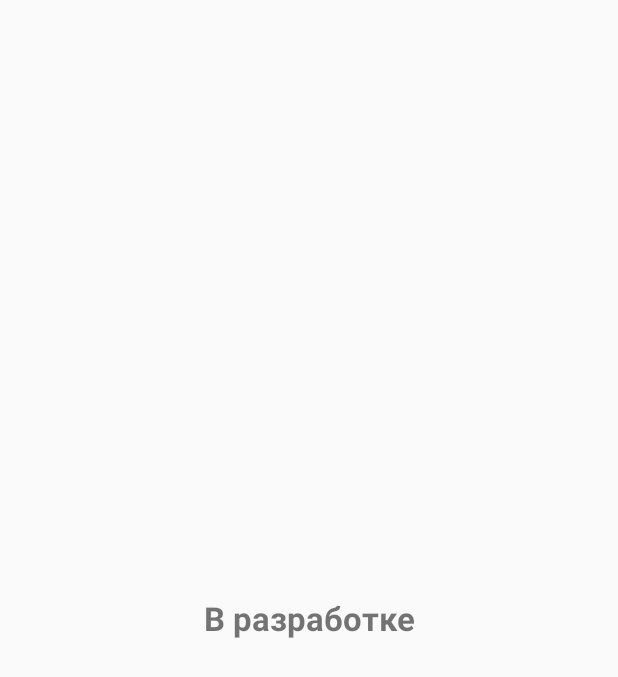
After one commit to sergiussheman/bsuirAndroidSchedule, an Android app: the layout fragment_exam_schedule.xml on its own in the app's theme, with its tools: preview values and no code run, on a phone screen of 412 x 824 dp. The commit adds this screen. Shown: the top 677 px of the screen. Run offline under Robolectric (Android 15) with nearby library versions, the phone set to English and light mode, and no system bars.

Commit message:
Added blank fragment for exam schedule

```diff
--- a/app/src/main/java/com/example/myapplication/Model/AvailableFragments.java
+++ b/app/src/main/java/com/example/myapplication/Model/AvailableFragments.java
@@ -7,5 +7,6 @@ public enum AvailableFragments {
     WhoAreYou,
     DownloadScheduleForGroup,
     DownloadScheduleForEmployee,
-    ShowSchedules
+    ShowSchedules,
+    ExamSchedule
 }
--- a/app/src/main/res/layout/fragment_download_schedule_for_employee.xml
+++ b/app/src/main/res/layout/fragment_download_schedule_for_employee.xml
@@ -35,13 +35,13 @@
             android:text="@string/enter_employee_name"/>
 
         <AutoCompleteTextView
-            android:layout_width="fill_parent"
+            android:layout_width="match_parent"
             android:layout_height="wrap_content"
             android:id="@+id/autoCompleteForEmployee"
             />
 
         <Button
-            android:layout_width="fill_parent"
+            android:layout_width="match_parent"
             android:layout_height="wrap_content"
             android:id="@+id/buttonForDownloadEmployeeSchedule"
             android:text="@string/download_schedule"/>
@@ -64,7 +64,7 @@
 
         <TableLayout
             android:id="@+id/tableLayoutForEmployee"
-            android:layout_width="fill_parent"
+            android:layout_width="match_parent"
             android:layout_height="wrap_content"/>
 
     </LinearLayout>
--- a/app/src/main/res/layout/fragment_download_schedule_for_group.xml
+++ b/app/src/main/res/layout/fragment_download_schedule_for_group.xml
@@ -35,13 +35,13 @@
 
         <EditText
             android:id="@+id/editTextForEnterGroup"
-            android:layout_width="fill_parent"
+            android:layout_width="match_parent"
             android:layout_height="wrap_content"
             android:inputType="number"/>
 
         <Button
             android:id="@+id/buttonForDownloadSchedule"
-            android:layout_width="fill_parent"
+            android:layout_width="match_parent"
             android:layout_height="wrap_content"
             android:text="@string/download_schedule" />
 
@@ -62,7 +62,7 @@
 
         <TableLayout
             android:id="@+id/tableLayoutForGroup"
-            android:layout_width="fill_parent"
+            android:layout_width="match_parent"
             android:layout_height="wrap_content"/>
 
     </LinearLayout>
--- /dev/null
+++ b/app/src/main/res/layout/fragment_exam_schedule.xml
@@ -0,0 +1,15 @@
+<FrameLayout xmlns:android="http://schemas.android.com/apk/res/android"
+    xmlns:tools="http://schemas.android.com/tools" android:layout_width="match_parent"
+    android:layout_height="match_parent"
+    tools:context="com.example.myapplication.ExamScheduleFragment">
+
+    <TextView
+        android:id="@+id/emptyResults"
+        android:layout_width="match_parent"
+        android:layout_height="match_parent"
+        android:text="@string/in_progress"
+        android:textSize="@dimen/abc_text_size_large_material"
+        android:textStyle="bold"
+        android:gravity="center" />
+
+</FrameLayout>
--- a/app/src/main/res/layout/fragment_who_are_you.xml
+++ b/app/src/main/res/layout/fragment_who_are_you.xml
@@ -29,8 +29,8 @@
     </RelativeLayout>
 
     <LinearLayout
-        android:layout_width="fill_parent"
-        android:layout_height="fill_parent"
+        android:layout_width="match_parent"
+        android:layout_height="match_parent"
         android:gravity="center"
         android:orientation="vertical">
 
--- a/app/src/main/res/layout/show_schedule_fragment_layout.xml
+++ b/app/src/main/res/layout/show_schedule_fragment_layout.xml
@@ -9,8 +9,8 @@
         android:layout_height="match_parent"/>
     <TextView
         android:id="@+id/emptyResults"
-        android:layout_width="wrap_content"
-        android:layout_height="wrap_content"
+        android:layout_width="match_parent"
+        android:layout_height="match_parent"
         android:text="@string/empty_lessons"
         android:textSize="@dimen/abc_text_size_large_material"
         android:textStyle="bold"
--- a/app/src/main/res/values/strings.xml
+++ b/app/src/main/res/values/strings.xml
@@ -87,4 +87,6 @@
         <item>Расписание экзаменов</item>
         <item>Выбрать расписание</item>
     </string-array>
+
+    <string name="in_progress">В разработке</string>
 </resources>
```
Also changed, not shown: app/src/main/java/com/example/myapplication/ExamScheduleFragment.java (added, +87 -0 lines), app/src/main/java/com/example/myapplication/MainActivity.java (+8 -0 lines), app/src/main/res/layout/schedule_fragment_item_layout.xml (+4 -4 lines).
